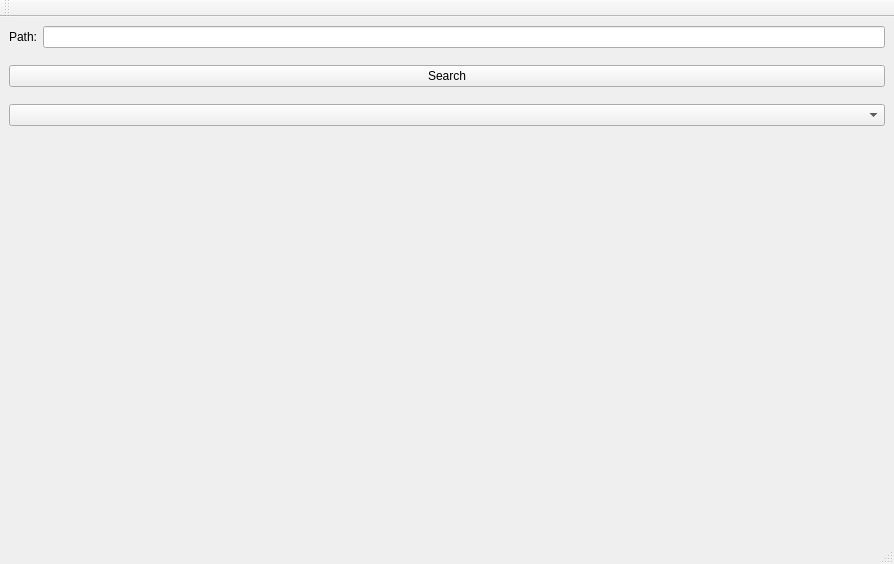
This is mainwindow.ui in KalinaVitaly/QtLabelImg as Qt 5 draws it before an edit. The edited form follows.
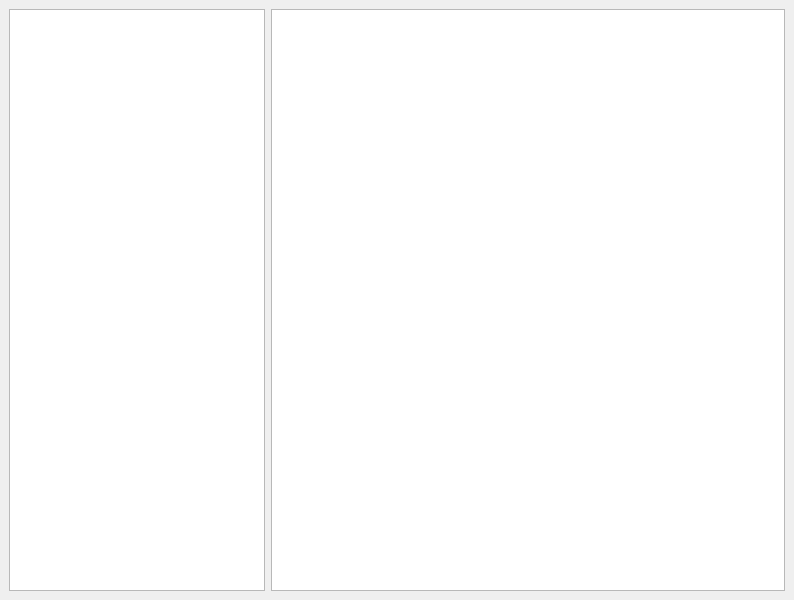
This is the edited form.

Commit message: Added QFileDialog and GraphicScene

```diff
--- a/mainwindow.ui
+++ b/mainwindow.ui
@@ -6,95 +6,33 @@
    <rect>
     <x>0</x>
     <y>0</y>
-    <width>894</width>
-    <height>564</height>
+    <width>794</width>
+    <height>600</height>
    </rect>
   </property>
+  <property name="sizePolicy">
+   <sizepolicy hsizetype="Expanding" vsizetype="Preferred">
+    <horstretch>0</horstretch>
+    <verstretch>0</verstretch>
+   </sizepolicy>
+  </property>
   <property name="windowTitle">
    <string>MainWindow</string>
   </property>
   <widget class="QWidget" name="centralwidget">
-   <layout class="QVBoxLayout" name="verticalLayout">
+   <layout class="QHBoxLayout" name="horizontalLayout">
     <item>
-     <layout class="QFormLayout" name="formLayout">
-      <property name="sizeConstraint">
-       <enum>QLayout::SetMinimumSize</enum>
+     <widget class="QListWidget" name="listFiles">
+      <property name="sizePolicy">
+       <sizepolicy hsizetype="Minimum" vsizetype="Expanding">
+        <horstretch>0</horstretch>
+        <verstretch>0</verstretch>
+       </sizepolicy>
       </property>
-      <item row="0" column="0">
-       <widget class="QLabel" name="pathLabel">
-        <property name="text">
-         <string>Path:</string>
-        </property>
-       </widget>
-      </item>
-      <item row="0" column="1">
-       <widget class="QLineEdit" name="pathEdit"/>
-      </item>
-      <item row="3" column="0" colspan="2">
-       <spacer name="verticalSpacer">
-        <property name="orientation">
-         <enum>Qt::Vertical</enum>
-        </property>
-        <property name="sizeType">
-         <enum>QSizePolicy::Fixed</enum>
-        </property>
-        <property name="sizeHint" stdset="0">
-         <size>
-          <width>0</width>
-          <height>5</height>
-         </size>
-        </property>
-       </spacer>
-      </item>
-      <item row="4" column="0" colspan="2">
-       <widget class="QComboBox" name="photosInDir"/>
-      </item>
-      <item row="6" column="0" colspan="2">
-       <widget class="QLabel" name="photoLabel">
-        <property name="sizePolicy">
-         <sizepolicy hsizetype="Expanding" vsizetype="Expanding">
-          <horstretch>0</horstretch>
-          <verstretch>0</verstretch>
-         </sizepolicy>
-        </property>
-        <property name="mouseTracking">
-         <bool>true</bool>
-        </property>
-        <property name="text">
-         <string/>
-        </property>
-       </widget>
-      </item>
-      <item row="2" column="0" colspan="2">
-       <widget class="QPushButton" name="searchButton">
-        <property name="sizePolicy">
-         <sizepolicy hsizetype="Expanding" vsizetype="Minimum">
-          <horstretch>0</horstretch>
-          <verstretch>0</verstretch>
-         </sizepolicy>
-        </property>
-        <property name="text">
-         <string>Search</string>
-        </property>
-       </widget>
-      </item>
-      <item row="1" column="1">
-       <spacer name="verticalSpacer_2">
-        <property name="orientation">
-         <enum>Qt::Vertical</enum>
-        </property>
-        <property name="sizeType">
-         <enum>QSizePolicy::Fixed</enum>
-        </property>
-        <property name="sizeHint" stdset="0">
-         <size>
-          <width>20</width>
-          <height>5</height>
-         </size>
-        </property>
-       </spacer>
-      </item>
-     </layout>
+     </widget>
+    </item>
+    <item>
+     <widget class="QGraphicsView" name="graphicsView"/>
     </item>
    </layout>
   </widget>
@@ -108,18 +46,6 @@
     </rect>
    </property>
   </widget>
-  <widget class="QStatusBar" name="statusbar"/>
-  <widget class="QToolBar" name="toolBar">
-   <property name="windowTitle">
-    <string>toolBar</string>
-   </property>
-   <attribute name="toolBarArea">
-    <enum>TopToolBarArea</enum>
-   </attribute>
-   <attribute name="toolBarBreak">
-    <bool>false</bool>
-   </attribute>
-  </widget>
  </widget>
  <resources/>
  <connections>
```
Left out of the diff: 18 changed lines with no effect on the pictures. The commit also changes 5 other files.
